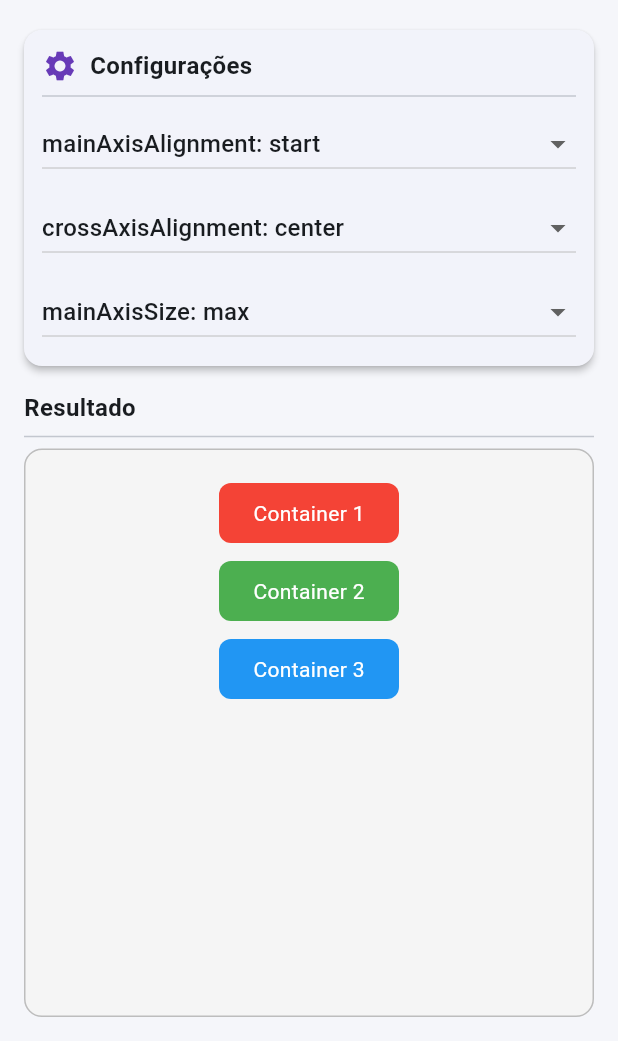
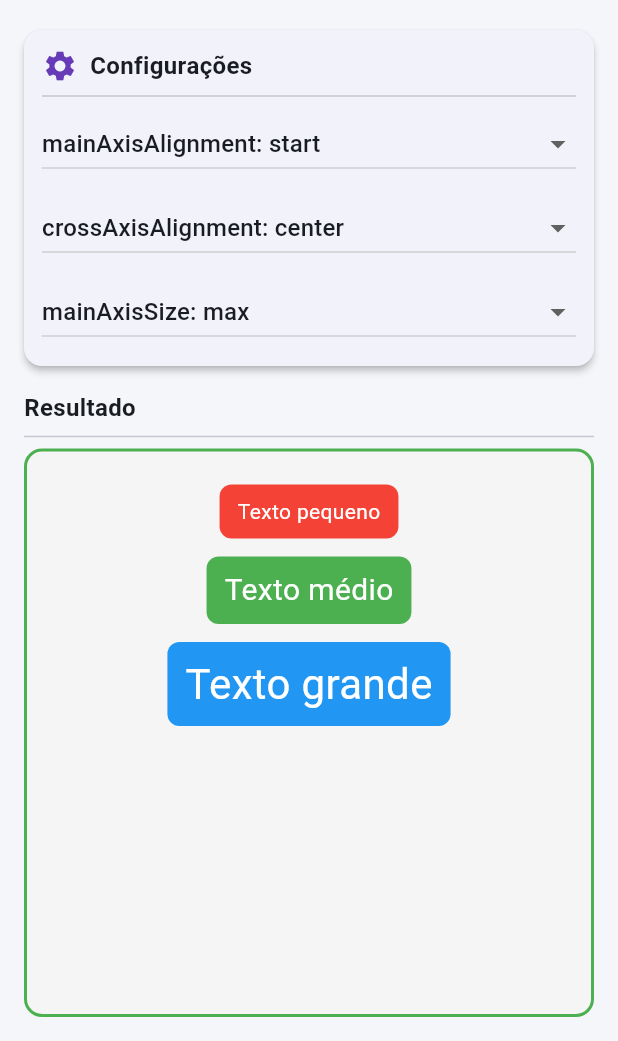
Before and after one commit to DiogoCrespi/widget_app, a Flutter app: the ColumnWidgetPage screen opened directly, on a phone screen of 412 x 824 dp, the part 195-1236 px from its top. Run offline on Flutter 3.47's test engine with Material 3 defaults, Android fonts, the phone set to English and light mode, and no system bars.

Commit message:
last commit

```diff
--- a/lib/pages/ColumnWidgetPage.dart
+++ b/lib/pages/ColumnWidgetPage.dart
@@ -48,15 +48,12 @@ class _ColumnWidgetPageState extends State<ColumnWidgetPage> {
                       ],
                     ),
                     const Divider(),
-
                     DropdownButton<MainAxisAlignment>(
                       value: _mainAxisAlignment,
-                      onChanged:
-                          (value) =>
+                      onChanged: (value) =>
                           setState(() => _mainAxisAlignment = value!),
                       isExpanded: true,
-                      items:
-                          MainAxisAlignment.values.map((e) {
+                      items: MainAxisAlignment.values.map((e) {
                         return DropdownMenuItem(
                           value: e,
                           child: Text('mainAxisAlignment: ${e.name}'),
@@ -64,15 +61,12 @@ class _ColumnWidgetPageState extends State<ColumnWidgetPage> {
                       }).toList(),
                     ),
                     const SizedBox(height: 8),
-
                     DropdownButton<CrossAxisAlignment>(
                       value: _crossAxisAlignment,
-                      onChanged:
-                          (value) =>
+                      onChanged: (value) =>
                           setState(() => _crossAxisAlignment = value!),
                       isExpanded: true,
-                      items:
-                          CrossAxisAlignment.values.map((e) {
+                      items: CrossAxisAlignment.values.map((e) {
                         return DropdownMenuItem(
                           value: e,
                           child: Text('crossAxisAlignment: ${e.name}'),
@@ -80,14 +74,12 @@ class _ColumnWidgetPageState extends State<ColumnWidgetPage> {
                       }).toList(),
                     ),
                     const SizedBox(height: 8),
-
                     DropdownButton<MainAxisSize>(
                       value: _mainAxisSize,
-                      onChanged:
-                          (value) => setState(() => _mainAxisSize = value!),
+                      onChanged: (value) =>
+                          setState(() => _mainAxisSize = value!),
                       isExpanded: true,
-                      items:
-                          MainAxisSize.values.map((e) {
+                      items: MainAxisSize.values.map((e) {
                         return DropdownMenuItem(
                           value: e,
                           child: Text('mainAxisSize: ${e.name}'),
@@ -107,11 +99,17 @@ class _ColumnWidgetPageState extends State<ColumnWidgetPage> {
             const Divider(),
 
             Expanded(
+              child: Center(
                 child: Container(
                   width: double.infinity,
                   decoration: BoxDecoration(
                     color: Colors.grey.shade100,
-                  border: Border.all(color: Colors.grey.shade400),
+                    border: Border.all(
+                      color: _mainAxisSize == MainAxisSize.min
+                          ? Colors.red
+                          : Colors.green,
+                      width: 2,
+                    ),
                     borderRadius: BorderRadius.circular(12),
                   ),
                   padding: const EdgeInsets.all(16),
@@ -124,10 +122,11 @@ class _ColumnWidgetPageState extends State<ColumnWidgetPage> {
                         ? TextBaseline.alphabetic
                         : null,
                     children: [
-                    _colorBox('Container 1', Colors.red),
-                    _colorBox('Container 2', Colors.green),
-                    _colorBox('Container 3', Colors.blue),
+                      _textBox('Texto pequeno', 14, Colors.red),
+                      _textBox('Texto médio', 20, Colors.green),
+                      _textBox('Texto grande', 28, Colors.blue),
                     ],
+                  ),
                 ),
               ),
             ),
@@ -137,17 +136,21 @@ class _ColumnWidgetPageState extends State<ColumnWidgetPage> {
     );
   }
 
-  Widget _colorBox(String label, Color color) {
+  Widget _textBox(String text, double fontSize, Color color) {
     return Container(
-      width: 120,
-      height: 40,
       margin: const EdgeInsets.symmetric(vertical: 6),
-      alignment: Alignment.center,
+      padding: const EdgeInsets.symmetric(horizontal: 12, vertical: 8),
       decoration: BoxDecoration(
         color: color,
         borderRadius: BorderRadius.circular(8),
       ),
-      child: Text(label, style: const TextStyle(color: Colors.white)),
+      child: Text(
+        text,
+        style: TextStyle(
+          fontSize: fontSize,
+          color: Colors.white,
+        ),
+      ),
     );
   }
 }
```
Also changed, not shown: lib/pages/NavigatorPage.dart (+98 -39 lines). Lines whose indentation alone changed are shown as unchanged.
